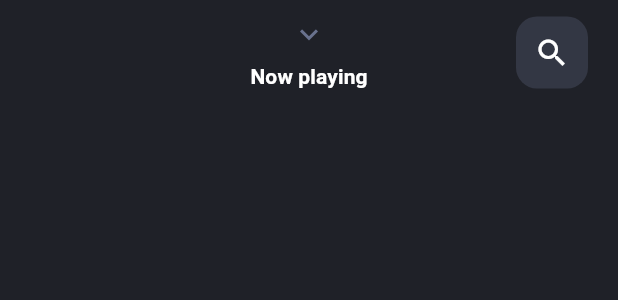
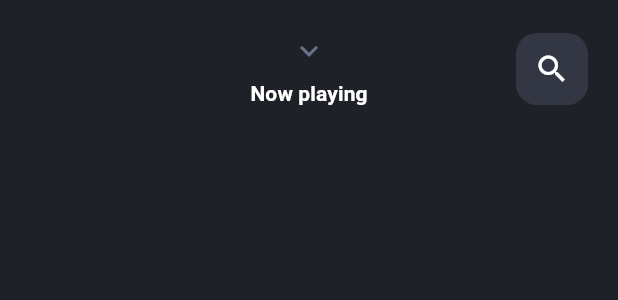
Before and after one commit to forntoh/music_player, a Flutter app: the CustomAppBar widget shown alone on an empty page, opened directly, on a phone screen of 412 x 824 dp. Shown: the top 300 px of the screen. Run offline on Flutter 3.47's test engine with Material 2 defaults, Android fonts, the phone set to English and light mode, and no system bars; our stand-ins replace google_fonts; network calls fail.

Commit message:
adjusted sizes

```diff
--- a/lib/screens/home/components/album_art_disk.dart
+++ b/lib/screens/home/components/album_art_disk.dart
@@ -20,9 +20,9 @@ class AlbumArtDisk extends StatelessWidget {
           LayoutBuilder(
             builder: (context, constraints) {
               return Opacity(
-                opacity: 0.2,
+                opacity: 0.25,
                 child: Transform.translate(
-                  offset: Offset(0, constraints.maxWidth / 2),
+                  offset: Offset(0, constraints.maxWidth / 2.5),
                   child: ClipPath(
                     clipper: DiskClipper(),
                     child: image,
@@ -32,7 +32,7 @@ class AlbumArtDisk extends StatelessWidget {
             },
           ),
           BackdropFilter(
-            filter: ImageFilter.blur(sigmaX: 20, sigmaY: 20),
+            filter: ImageFilter.blur(sigmaX: 25, sigmaY: 25),
             child: ClipPath(
               clipper: DiskClipper(),
               child: image,
--- a/lib/screens/home/components/custom_app_bar.dart
+++ b/lib/screens/home/components/custom_app_bar.dart
@@ -8,7 +8,7 @@ class CustomAppBar extends StatelessWidget with PreferredSizeWidget {
   @override
   Size get preferredSize => Size.fromHeight(height);
 
-  static const double height = 70;
+  static const double height = 92;
 
   @override
   Widget build(BuildContext context) {
```
